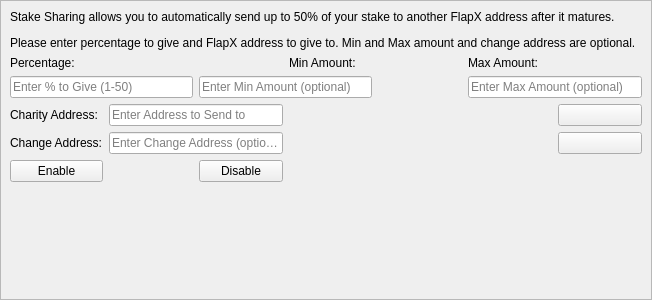
FlapXCoin/flapxcoin, file src/qt/forms/charitydialog.ui: the form before one commit.
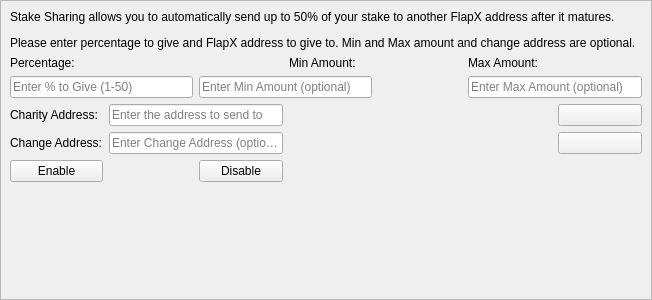
The form after the commit. Icons and pictures are not drawn.

Commit message:
GUI: spelling and wording fixes
- 'Mutisend' -> 'Multisend'
- Address placeholders showed an example that isn't a FlapX address
  (nBZ8...); say 'starts with X' instead
- PIR calculator: 'Enter Block Size' -> 'Enter an amount', 'based off'
  -> 'based on'
- Overview: 'Bitrate' -> 'Hashrate' (it is the network hash rate)
- Stake for Charity: consistent capitalisation and clearer messages
- Block explorer: 'Search->' -> 'Search'

Claude-Session: https://claude.ai/code/session_01Cpg3kidXXQpRBHH6ebpQfe

Patch:
```diff
--- a/src/qt/forms/charitydialog.ui
+++ b/src/qt/forms/charitydialog.ui
@@ -125,7 +125,7 @@
             <string/>
            </property>
            <property name="placeholderText">
-            <string>Enter Address to Send to</string>
+            <string>Enter the address to send to</string>
            </property>
           </widget>
          </item>
```
Left out of the diff: 8 changed lines with no effect on the pictures. The commit also changes 7 other files.
